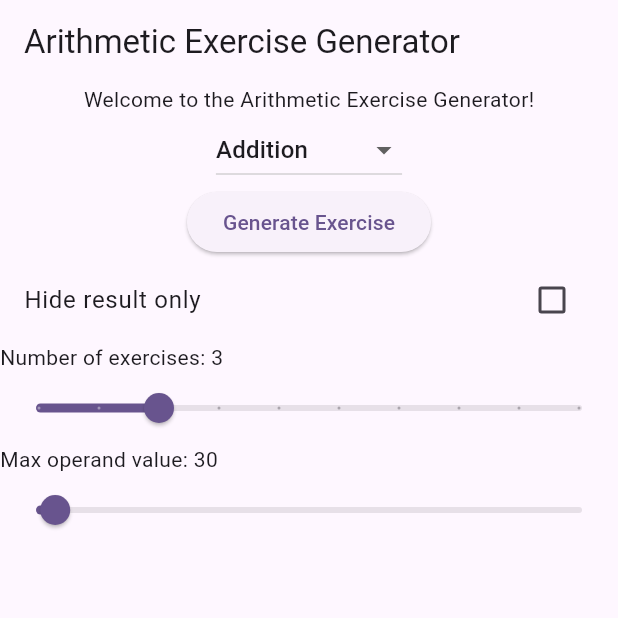
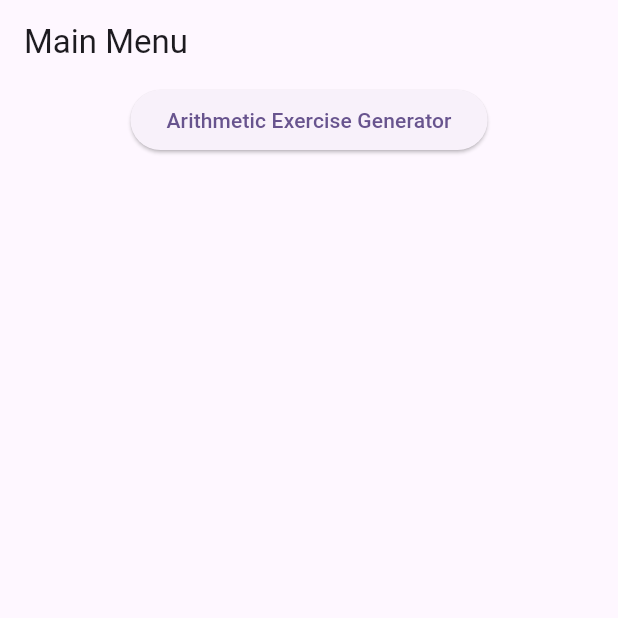
Before and after one commit to igorbasko01/flutter-arithmetic-expression-generator, a Flutter app: the screen it shows after launch, on a phone screen of 412 x 824 dp, the top half of it. Run offline on Flutter 3.47's test engine with Material 2 defaults, Android fonts, the phone set to English and light mode, and no system bars; our stand-ins replace flutter_bloc.

Commit message:
add main menu

```diff
--- a/lib/main.dart
+++ b/lib/main.dart
@@ -1,5 +1,6 @@
 import 'package:arithmetic_expressions_generator/bloc/arithmetic_bloc.dart';
-import 'package:arithmetic_expressions_generator/screens/home/home_screen.dart';
+import 'package:arithmetic_expressions_generator/screens/home/arithemetic_exercise_generator_page.dart';
+import 'package:arithmetic_expressions_generator/screens/home/main_menu_page.dart';
 import 'package:flutter/material.dart';
 import 'package:flutter_bloc/flutter_bloc.dart';
 
@@ -19,10 +20,7 @@ class MyApp extends StatelessWidget {
         colorScheme: ColorScheme.fromSeed(seedColor: Colors.deepPurple),
         useMaterial3: true,
       ),
-      home: BlocProvider(
-        create: (context) => ArithmeticBloc(),
-        child: const MyHomePage(),
-      ),
+      home: const MainMenuPage(),
     );
   }
 }
--- a/lib/screens/home/home_screen.dart
+++ b/lib/screens/home/arithemetic_exercise_generator_page.dart
@@ -5,14 +5,16 @@ import 'package:arithmetic_expressions_generator/models/arithmetic_operation.dar
 import 'package:flutter/material.dart';
 import 'package:flutter_bloc/flutter_bloc.dart';
 
-class MyHomePage extends StatefulWidget {
-  const MyHomePage({super.key});
+class ArithmeticExerciseGeneratorPage extends StatefulWidget {
+  const ArithmeticExerciseGeneratorPage({super.key});
 
   @override
-  State<MyHomePage> createState() => _MyHomePageState();
+  State<ArithmeticExerciseGeneratorPage> createState() =>
+      _ArithmeticExerciseGeneratorPageState();
 }
 
-class _MyHomePageState extends State<MyHomePage> {
+class _ArithmeticExerciseGeneratorPageState
+    extends State<ArithmeticExerciseGeneratorPage> {
   ArithmeticOperation selectedOperation = ArithmeticOperation.addition;
   bool showMaxOperandValueSlider = true;
   bool hideResultOnly = false;
@@ -25,19 +27,21 @@ class _MyHomePageState extends State<MyHomePage> {
         appBar: AppBar(
           title: const Text('Arithmetic Exercise Generator'),
         ),
-        body: BlocBuilder<ArithmeticBloc, ArithmeticState>(
+        body: BlocProvider<ArithmeticBloc>(
+            create: (context) => ArithmeticBloc(),
+            child: BlocBuilder<ArithmeticBloc, ArithmeticState>(
               builder: (blocContext, state) {
                 if (state is InitialArithmeticState) {
-              return _view('Welcome to the Arithmetic Exercise Generator!');
+                  return _view('Welcome to the Arithmetic Exercise Generator!', blocContext);
                 } else if (state is NewExerciseArithmeticState) {
                   return _view(state.exercises
                       .map((e) => e.asArithmeticString())
-                  .join('\n'));
+                      .join('\n'), blocContext);
                 } else {
                   return Container();
                 }
               },
-        ));
+            )));
   }
 
   String _getOperationText(ArithmeticOperation operation) {
@@ -55,11 +59,11 @@ class _MyHomePageState extends State<MyHomePage> {
     }
   }
 
-  Widget _view(String text) {
+  Widget _view(String text, BuildContext blocContext) {
     return Column(children: [
       Text(text),
       _operationDropDown(),
-      _generateExerciseButton(),
+      _generateExerciseButton(blocContext),
       _hideResultOnlyCheckbox(),
       _numberOfExercisesSlider(),
       _maxOperandValueSlider(),
@@ -86,10 +90,10 @@ class _MyHomePageState extends State<MyHomePage> {
         });
   }
 
-  ElevatedButton _generateExerciseButton() {
+  ElevatedButton _generateExerciseButton(BuildContext blocContext) {
     return ElevatedButton(
         onPressed: () {
-          context.read<ArithmeticBloc>().add(GenerateNewExerciseArithmeticEvent(
+          blocContext.read<ArithmeticBloc>().add(GenerateNewExerciseArithmeticEvent(
               selectedOperation,
               hideResultOnly: hideResultOnly,
               maxOperandValue: maxOperandValue,
--- /dev/null
+++ b/lib/screens/home/main_menu_page.dart
@@ -0,0 +1,26 @@
+import 'package:arithmetic_expressions_generator/bloc/arithmetic_bloc.dart';
+import 'package:arithmetic_expressions_generator/screens/home/arithemetic_exercise_generator_page.dart';
+import 'package:flutter/material.dart';
+import 'package:flutter_bloc/flutter_bloc.dart';
+
+class MainMenuPage extends StatelessWidget {
+  const MainMenuPage({Key? key}) : super(key: key);
+
+  @override
+  Widget build(BuildContext context) {
+    return Scaffold(
+        appBar: AppBar(title: const Text('Main Menu')),
+        body: Center(
+            child: Column(
+          children: [
+            ElevatedButton(
+                onPressed: () {
+                  Navigator.push(context, MaterialPageRoute(builder: (_) {
+                    return const ArithmeticExerciseGeneratorPage();
+                  }));
+                },
+                child: const Text('Arithmetic Exercise Generator'))
+          ],
+        )));
+  }
+}
```
Also changed, not shown: 1 other file. Lines whose indentation alone changed are shown as unchanged.
